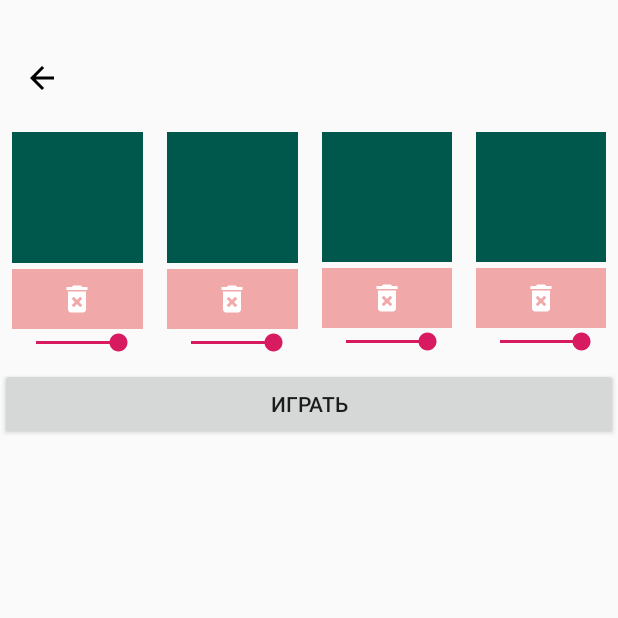
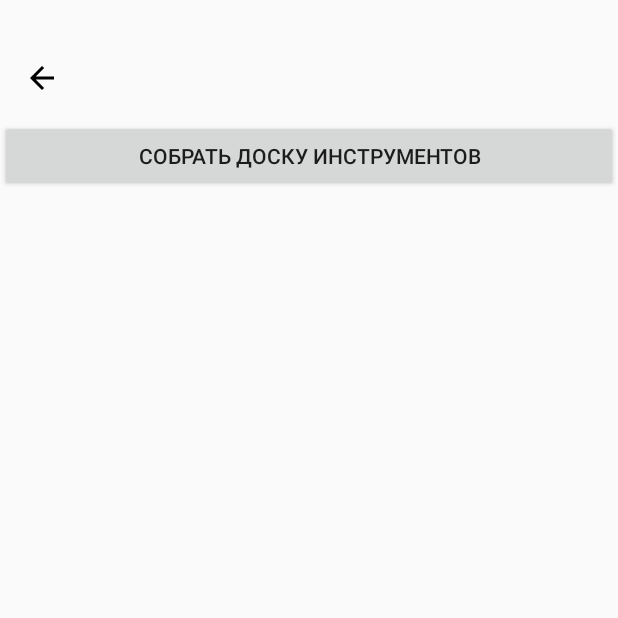
Before and after one commit to leeroyhero/Guselnik, an Android app: the PlayFragment screen opened through its navigation route, on a phone screen of 412 x 824 dp, the top half of it. Run offline under Robolectric (Android 15) with nearby library versions, the light colour scheme and no system bars; our stand-ins replace Dagger/Hilt's generated code; libraries missing offline, so code that uses them is left out: org.jetbrains.anko; 1 statement that could not run was skipped.

Commit message:
new play logic

```diff
--- a/app/build.gradle
+++ b/app/build.gradle
@@ -30,6 +30,8 @@ dependencies {
     implementation 'androidx.core:core-ktx:1.1.0'
     implementation 'androidx.constraintlayout:constraintlayout:1.1.3'
     implementation 'androidx.legacy:legacy-support-v4:1.0.0'
+    implementation 'androidx.lifecycle:lifecycle-extensions:2.0.0'
+    implementation 'androidx.lifecycle:lifecycle-viewmodel-ktx:2.0.0'
     testImplementation 'junit:junit:4.12'
     androidTestImplementation 'androidx.test.ext:junit:1.1.0'
     androidTestImplementation 'androidx.test.espresso:espresso-core:3.1.1'
--- a/app/src/main/java/ru/bogdanov/guselnik/craftUtils/MusicInstruments.kt
+++ b/app/src/main/java/ru/bogdanov/guselnik/craftUtils/MusicInstruments.kt
@@ -8,16 +8,17 @@ import ru.bogdanov.guselnik.item.getIngredientByType
 import javax.inject.Inject
 
 class MusicInstruments @Inject constructor(val context: Context) {
-    private val prefs= context.getSharedPreferences("opened_instruments", Context.MODE_PRIVATE)
+    private val prefs = context.getSharedPreferences("opened_instruments", Context.MODE_PRIVATE)
 
-    suspend fun getOpenedInstruments():Array<Ingredient>?= withContext(Dispatchers.IO){
-        val map=prefs.all
-        val sortedList=map.entries.sortedByDescending { it.value as Long }
-        sortedList.map { it.key }.map { getIngredientByType(it) }.filterNotNull().toTypedArray()
+    suspend fun getOpenedInstruments(): Array<Ingredient> = withContext(Dispatchers.IO) {
+        val map = prefs.all
+        val sortedList = map.entries.sortedByDescending { it.value as Long }
+        sortedList.map { it.key }.map { getIngredientByType(it) }.filterNotNull()
+            .filter { it.sound != null }.toTypedArray()
     }
 
-    fun saveOpenedInstrument(type:String):Boolean{
-        val isNew=!prefs.contains(type)
+    fun saveOpenedInstrument(type: String): Boolean {
+        val isNew = !prefs.contains(type)
         prefs.edit().putLong(type, System.currentTimeMillis()).apply()
         return isNew
     }
--- a/app/src/main/java/ru/bogdanov/guselnik/custom/MusicPlayer.kt
+++ b/app/src/main/java/ru/bogdanov/guselnik/custom/MusicPlayer.kt
@@ -12,57 +12,26 @@ class MusicPlayer @JvmOverloads constructor(
     context: Context, attrs: AttributeSet? = null, defStyleAttr: Int = 0
 ) : ConstraintLayout(context, attrs, defStyleAttr) {
     private var listener: MusicPlayerListener? = null
-    private val view: View
-    private var isPlaying = false
-    private val instrButtonArray: Array<PlayButton>
 
     init {
-        view = inflate(context, R.layout.music_player, this)
-        buttonPlay.setOnClickListener { buttonPlayClicked() }
+        inflate(context, R.layout.music_player, this)
+    }
 
-        instrButtonArray = arrayOf(
-            instrumentButton0, instrumentButton1, instrumentButton2, instrumentButton3
+    fun setList(array:Array<Ingredient>){
+        val instrButtonArray = arrayOf(
+            instrumentButton0, instrumentButton1, instrumentButton2, instrumentButton3, instrumentButton4
         )
         instrButtonArray.forEachIndexed { index, playButton ->
-            playButton.setOnClickListener {
-                instrumentButtonClicked(playButton, index)
-            }
-            playButton.volumeListener {
-                if (playButton.getIngredient()?.sound != null)
-                    listener?.volumeChanged(index, it)
-            }
+            val ingr=array.getOrNull(index)
+            if (ingr!=null){
+                playButton.volumeListener {
+                    if (playButton.getIngredient()?.sound != null)
+                        listener?.volumeChanged(index, it)
+                }
+                playButton.setInstrument(ingr)
+                playButton.visibility=View.VISIBLE
+            } else playButton.visibility=View.GONE
         }
-    }
-
-    private fun instrumentButtonClicked(instrumentButton: PlayButton, index: Int) {
-        if (!isPlaying) {
-            listener?.editInstrument(index, instrumentButton)
-        }
-    }
-
-    private fun buttonPlayClicked() {
-        when (isPlaying) {
-            true -> {
-                isPlaying = false
-                listener?.pause()
-                buttonPlay.text = "Играть"
-            }
-            false -> {
-                isPlaying = true
-                val audioArray = getAudioArray()
-                listener?.play(audioArray)
-                buttonPlay.text = "Изменить доску"
-            }
-        }
-    }
-
-    private fun getAudioArray(): Array<Int?> {
-        return arrayOf(
-            instrumentButton0.getIngredient()?.sound,
-            instrumentButton1.getIngredient()?.sound,
-            instrumentButton2.getIngredient()?.sound,
-            instrumentButton3.getIngredient()?.sound
-        )
     }
 
     fun setListener(musicListener: MusicPlayerListener) {
@@ -70,9 +39,6 @@ class MusicPlayer @JvmOverloads constructor(
     }
 
     interface MusicPlayerListener {
-        fun pause()
-        fun play(audios: Array<Int?>)
-        fun editInstrument(index: Int, instrumentView: PlayButton)
         fun volumeChanged(index: Int, volume: Float)
     }
 }
--- a/app/src/main/java/ru/bogdanov/guselnik/custom/PlayButton.kt
+++ b/app/src/main/java/ru/bogdanov/guselnik/custom/PlayButton.kt
@@ -20,7 +20,7 @@ class PlayButton @JvmOverloads constructor(
         orientation=LinearLayout.VERTICAL
     }
 
-    fun instrumentChosen(ingredient: Ingredient) {
+    fun setInstrument(ingredient: Ingredient) {
         this.ingredient=ingredient
 
         if (ingredient.image!=null) view.imageViewIcon.setImageResource(ingredient.image)
--- a/app/src/main/java/ru/bogdanov/guselnik/di/AppComponent.kt
+++ b/app/src/main/java/ru/bogdanov/guselnik/di/AppComponent.kt
@@ -2,6 +2,7 @@ package ru.bogdanov.guselnik.di
 
 import dagger.Component
 import ru.bogdanov.guselnik.fragment.PlayFragment
+import ru.bogdanov.guselnik.viewModel.ChooseInstrumentPresenter
 import ru.bogdanov.guselnik.viewModel.CraftViewModel
 import javax.inject.Singleton
 
@@ -10,4 +11,5 @@ import javax.inject.Singleton
 interface AppComponent {
     fun inject(craftViewModel: CraftViewModel)
     fun inject(craftViewModel: PlayFragment)
+    fun inject(chooseInstrumentPresenter: ChooseInstrumentPresenter)
 }
--- a/app/src/main/java/ru/bogdanov/guselnik/fragment/PlayFragment.kt
+++ b/app/src/main/java/ru/bogdanov/guselnik/fragment/PlayFragment.kt
@@ -9,6 +9,8 @@ import android.view.ViewGroup
 import android.view.animation.AccelerateInterpolator
 import android.view.animation.DecelerateInterpolator
 import android.widget.Button
+import androidx.fragment.app.activityViewModels
+import androidx.navigation.Navigation
 import androidx.recyclerview.widget.GridLayoutManager
 import androidx.recyclerview.widget.RecyclerView
 import kotlinx.android.synthetic.main.fragment_play.*
@@ -23,16 +25,16 @@ import ru.bogdanov.guselnik.custom.MusicPlayer
 import ru.bogdanov.guselnik.custom.PlayButton
 import ru.bogdanov.guselnik.item.Ingredient
 import ru.bogdanov.guselnik.utils.Sound
+import ru.bogdanov.guselnik.viewModel.PlayPresenter
 import javax.inject.Inject
 
 
 class PlayFragment : Fragment() {
     @Inject
     lateinit var sound: Sound
-    @Inject
-    lateinit var musicInstruments: MusicInstruments
 
-    private var adapter:OpenedInstrumentsAdapter?=null
+    private val model:PlayPresenter by activityViewModels()
+
 
     override fun onCreate(savedInstanceState: Bundle?) {
         super.onCreate(savedInstanceState)
@@ -48,15 +50,19 @@ class PlayFragment : Fragment() {
 
     override fun onActivityCreated(savedInstanceState: Bundle?) {
         super.onActivityCreated(savedInstanceState)
-        setupOpenedInstruments()
 
-        hideOpenedInstruments()
-
-        sound.setSoundListener(soundListener)
-        musicPlayer.setListener(musicListener)
+        buttonChangeInstruments.setOnClickListener(Navigation.createNavigateOnClickListener(R.id.action_playFragment_to_chooseInstrumentFragment))
     }
 
-    val soundListener= object : Sound.SoundListener {
+    override fun onResume() {
+        super.onResume()
+        val chosenList=model.chosenInstruments
+        if (chosenList.isNullOrEmpty()) showPlaceholder()
+        else showMusicPlayer(chosenList)
+    }
+
+    private fun showMusicPlayer(chosenList: Array<Ingredient>) {
+        sound.setSoundListener(object : Sound.SoundListener {
             override fun preparing() {
                 progressBarPlayFragment.visibility=View.VISIBLE
             }
@@ -64,78 +70,24 @@ class PlayFragment : Fragment() {
             override fun ready() {
                 progressBarPlayFragment.visibility=View.INVISIBLE
             }
-
-    }
-
-    val musicListener= object : MusicPlayer.MusicPlayerListener {
-        override fun pause() {
-            sound.release()
-        }
-
-        override fun play(audiosArray: Array<Int?>) {
-            sound.load(audiosArray)
-        }
-
-        override fun editInstrument(index: Int, instrumentView: PlayButton) {
-            showOpenedInstruments(instrumentView)
-        }
-
+        })
+        musicPlayer.setListener(object : MusicPlayer.MusicPlayerListener {
             override fun volumeChanged(index: Int, volume: Float) {
                sound.setVolume(index, volume)
             }
+        })
+        musicPlayer.setList(chosenList)
+        sound.load(chosenList.map { it.sound }.toTypedArray())
+        musicPlayer.visibility=View.VISIBLE
     }
 
-    private fun setupOpenedInstruments() {
-        recyclerOpenedInstruments.layoutManager =
-            GridLayoutManager(context, 2, RecyclerView.HORIZONTAL, false)
-        MainScope().launch {
-            val arr = musicInstruments.getOpenedInstruments()?.filter { it.sound!=null }?.toTypedArray()
-            if (arr != null) {
-                adapter=OpenedInstrumentsAdapter(arr)
-                recyclerOpenedInstruments.adapter = adapter
-            }
-        }
+    private fun showPlaceholder() {
+        musicPlayer.visibility=View.GONE
     }
 
-    private fun showOpenedInstruments(button:PlayButton) {
-        adapter?.setChoseListener(object : OpenedInstrumentsAdapter.InstrumentChoseListener {
-            override fun chosen(ingredient: Ingredient) {
-                hideOpenedInstruments()
-                button.instrumentChosen(ingredient)
-            }
-        })
-
-        chooseInstrumentLayout.animate()
-            .withStartAction {
-                chooseInstrumentLayout.apply {
-                    alpha = 0f
-                    translationY = 200f
-                    visibility = View.VISIBLE
-                }
-            }
-            .setInterpolator(DecelerateInterpolator())
-            .alpha(1f)
-            .translationY(0f)
-            .setDuration(200L)
-            .start()
-    }
-
-    private fun hideOpenedInstruments() {
-        chooseInstrumentLayout.animate()
-            .withEndAction {
-                chooseInstrumentLayout.visibility = View.INVISIBLE
-            }
-            .setInterpolator(AccelerateInterpolator())
-            .alpha(0f)
-            .translationY(200f)
-            .setDuration(200L)
-            .start()
-    }
-
-
-    override fun onStop() {
-        sound?.release()
-        super.onStop()
+    override fun onPause() {
+        super.onPause()
+        sound.release()
     }
 
 
--- /dev/null
+++ b/app/src/main/java/ru/bogdanov/guselnik/viewModel/PlayPresenter.kt
@@ -0,0 +1,8 @@
+package ru.bogdanov.guselnik.viewModel
+
+import androidx.lifecycle.ViewModel
+import ru.bogdanov.guselnik.item.Ingredient
+
+class PlayPresenter :ViewModel(){
+    var chosenInstruments:Array<Ingredient>?=null
+}
--- /dev/null
+++ b/app/src/main/res/drawable/ic_check_circle_black_24dp.xml
@@ -0,0 +1,5 @@
+<vector android:height="24dp" android:tint="#FFFFFF"
+    android:viewportHeight="24.0" android:viewportWidth="24.0"
+    android:width="24dp" xmlns:android="http://schemas.android.com/apk/res/android">
+    <path android:fillColor="#FF000000" android:pathData="M12,2C6.48,2 2,6.48 2,12s4.48,10 10,10 10,-4.48 10,-10S17.52,2 12,2zM10,17l-5,-5 1.41,-1.41L10,14.17l7.59,-7.59L19,8l-9,9z"/>
+</vector>
--- a/app/src/main/res/layout/fragment_play.xml
+++ b/app/src/main/res/layout/fragment_play.xml
@@ -6,43 +6,6 @@
     android:layout_height="match_parent"
     tools:context=".fragment.PlayFragment">
 
-
-    <androidx.constraintlayout.widget.ConstraintLayout
-        android:id="@+id/chooseInstrumentLayout"
-        android:layout_width="match_parent"
-        android:layout_height="wrap_content"
-        android:background="@android:color/white"
-        android:visibility="invisible"
-        app:layout_constraintBottom_toBottomOf="parent"
-        app:layout_constraintEnd_toEndOf="parent"
-        app:layout_constraintStart_toStartOf="parent"
-        tools:visibility="visible">
-
-        <TextView
-            android:id="@+id/textView"
-            android:layout_width="0dp"
-            android:layout_height="wrap_content"
-            android:layout_marginStart="24dp"
-            android:layout_marginTop="24dp"
-            android:layout_marginEnd="24dp"
-            android:text="Открытые инструменты:"
-            android:textColor="@android:color/black"
-            android:textSize="18sp"
-            android:textStyle="bold"
-            app:layout_constraintEnd_toEndOf="parent"
-            app:layout_constraintStart_toStartOf="parent"
-            app:layout_constraintTop_toTopOf="parent" />
-
-        <androidx.recyclerview.widget.RecyclerView
-            android:id="@+id/recyclerOpenedInstruments"
-            android:layout_width="match_parent"
-            android:layout_height="wrap_content"
-            android:layout_marginTop="16dp"
-            app:layout_constraintBottom_toBottomOf="parent"
-            app:layout_constraintEnd_toEndOf="parent"
-            app:layout_constraintStart_toStartOf="parent"
-            app:layout_constraintTop_toBottomOf="@+id/textView" />
-    </androidx.constraintlayout.widget.ConstraintLayout>
 
     <ru.bogdanov.guselnik.custom.BackButton
         android:id="@+id/backButtonPlay"
@@ -54,11 +17,20 @@
 
     <ru.bogdanov.guselnik.custom.MusicPlayer
         android:id="@+id/musicPlayer"
-        android:layout_width="0dp"
+        android:layout_width="match_parent"
         android:layout_height="wrap_content"
         app:layout_constraintEnd_toEndOf="parent"
         app:layout_constraintStart_toStartOf="parent"
         app:layout_constraintTop_toBottomOf="@+id/backButtonPlay" />
+
+    <Button
+        android:id="@+id/buttonChangeInstruments"
+        android:layout_width="0dp"
+        android:layout_height="wrap_content"
+        android:text="Собрать доску инструментов"
+        app:layout_constraintEnd_toEndOf="parent"
+        app:layout_constraintStart_toStartOf="parent"
+        app:layout_constraintTop_toBottomOf="@+id/musicPlayer" />
 
     <ProgressBar
         android:id="@+id/progressBarPlayFragment"
--- a/app/src/main/res/layout/music_player.xml
+++ b/app/src/main/res/layout/music_player.xml
@@ -8,7 +8,7 @@
         android:id="@+id/board"
         android:layout_width="match_parent"
         android:layout_height="wrap_content"
-        android:orientation="horizontal"
+        android:orientation="vertical"
         app:layout_constraintEnd_toEndOf="parent"
         app:layout_constraintStart_toStartOf="parent"
         app:layout_constraintTop_toTopOf="parent">
@@ -35,19 +35,17 @@
             android:padding="8dp" />
 
         <ru.bogdanov.guselnik.custom.PlayButton
-            android:id="@+id/instrumentButton3"
+        android:id="@+id/instrumentButton3"
+        android:layout_width="match_parent"
+        android:layout_height="wrap_content"
+        android:layout_weight="1"
+        android:padding="8dp" />
+        <ru.bogdanov.guselnik.custom.PlayButton
+            android:id="@+id/instrumentButton4"
             android:layout_width="match_parent"
             android:layout_height="wrap_content"
             android:layout_weight="1"
             android:padding="8dp" />
     </LinearLayout>
 
-    <Button
-        android:id="@+id/buttonPlay"
-        android:layout_width="0dp"
-        android:layout_height="wrap_content"
-        android:text="Играть"
-        app:layout_constraintEnd_toEndOf="parent"
-        app:layout_constraintStart_toStartOf="parent"
-        app:layout_constraintTop_toBottomOf="@+id/board" />
 </merge>
--- a/app/src/main/res/layout/play_button.xml
+++ b/app/src/main/res/layout/play_button.xml
@@ -3,49 +3,20 @@
     xmlns:app="http://schemas.android.com/apk/res-auto"
     xmlns:tools="http://schemas.android.com/tools"
     tools:parentTag="LinearLayout"
-    android:orientation="vertical">
+    android:orientation="horizontal">
 
-    <ru.bogdanov.guselnik.custom.SquareFrameLayout
-        android:id="@+id/playButton"
-        android:layout_width="match_parent"
-        android:layout_height="wrap_content">
-
-        <ImageView
-            android:id="@+id/imageViewIcon"
-            android:layout_width="match_parent"
-            android:layout_height="match_parent"
-            android:scaleType="centerCrop"
-            app:srcCompat="@color/colorPrimaryDark" />
-
-        <ProgressBar
-            android:id="@+id/progressBar"
-            style="?android:attr/progressBarStyle"
-            android:layout_width="wrap_content"
-            android:layout_height="wrap_content"
-            android:layout_gravity="center"
-            android:visibility="invisible"
-            tools:visibility="visible" />
-    </ru.bogdanov.guselnik.custom.SquareFrameLayout>
-
-    <FrameLayout
-        android:id="@+id/deleteButton"
-        android:layout_width="match_parent"
-        android:layout_marginTop="4dp"
-        android:layout_height="40dp"
-        android:background="#F0A8A8">
-
-        <ImageView
-            android:id="@+id/imageView6"
-            android:layout_width="wrap_content"
-            android:layout_height="wrap_content"
-            android:layout_gravity="center"
-            app:srcCompat="@drawable/ic_delete_forever_white_24dp" />
-    </FrameLayout>
+    <ImageView
+        android:id="@+id/imageViewIcon"
+        android:layout_width="56dp"
+        android:layout_height="56dp"
+        android:scaleType="centerCrop"
+        app:srcCompat="@color/colorPrimaryDark" />
 
     <SeekBar
         android:id="@+id/seekBar"
         android:layout_width="match_parent"
         android:layout_height="wrap_content"
+        android:layout_gravity="center"
         android:max="10"
         android:progress="10" />
 </merge>
--- a/app/src/main/res/navigation/main_navigation.xml
+++ b/app/src/main/res/navigation/main_navigation.xml
@@ -26,5 +26,14 @@
         android:id="@+id/playFragment"
         android:name="ru.bogdanov.guselnik.fragment.PlayFragment"
         android:label="fragment_play"
-        tools:layout="@layout/fragment_play" />
+        tools:layout="@layout/fragment_play" >
+        <action
+            android:id="@+id/action_playFragment_to_chooseInstrumentFragment"
+            app:destination="@id/chooseInstrumentFragment" />
+    </fragment>
+    <fragment
+        android:id="@+id/chooseInstrumentFragment"
+        android:name="ru.bogdanov.guselnik.fragment.ChooseInstrumentFragment"
+        android:label="choose_instrument_fragment"
+        tools:layout="@layout/choose_instrument_fragment" />
 </navigation>
```
Also changed, not shown: app/src/main/java/ru/bogdanov/guselnik/adapter/OpenedInstrumentsAdapter.kt (+22 -9 lines), app/src/main/java/ru/bogdanov/guselnik/fragment/ChooseInstrumentFragment.kt (added, +54 -0 lines), app/src/main/java/ru/bogdanov/guselnik/viewModel/ChooseInstrumentPresenter.kt (added, +27 -0 lines), app/src/main/res/layout/choose_instrument_fragment.xml (added, +44 -0 lines), app/src/main/res/layout/opened_item.xml (+22 -4 lines). Lines whose indentation alone changed are shown as unchanged.
